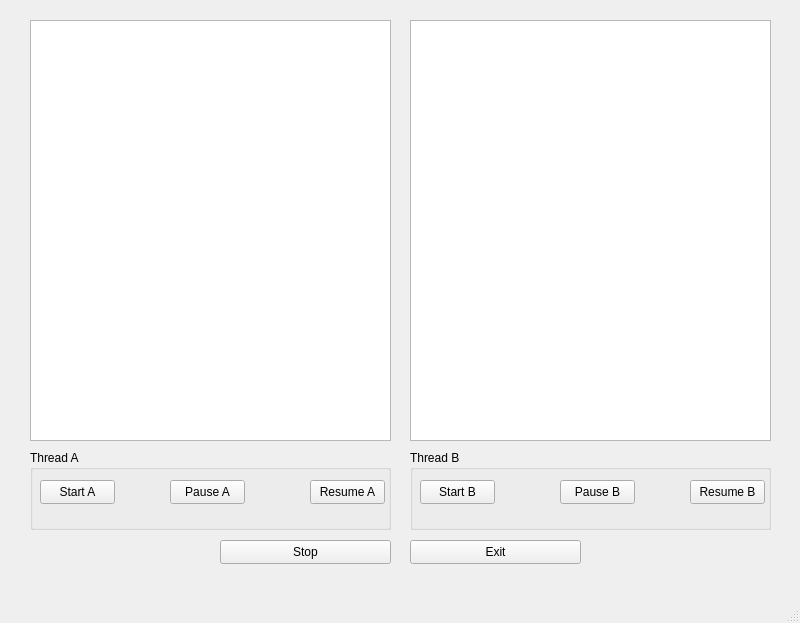
chd1998/fso-qt, file nvst-tio/thread-test-02/mainwindow.ui: the form before one commit.
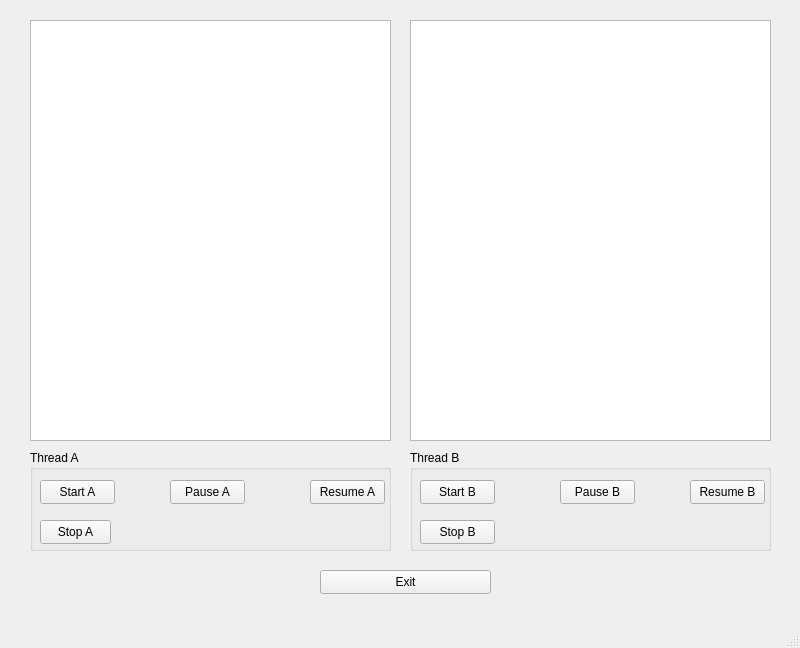
The form after the commit.

```diff
--- a/nvst-tio/thread-test-02/mainwindow.ui
+++ b/nvst-tio/thread-test-02/mainwindow.ui
@@ -7,7 +7,7 @@
     <x>0</x>
     <y>0</y>
     <width>800</width>
-    <height>623</height>
+    <height>648</height>
    </rect>
   </property>
   <property name="windowTitle">
@@ -40,7 +40,7 @@
       <x>30</x>
       <y>450</y>
       <width>361</width>
-      <height>80</height>
+      <height>101</height>
      </rect>
     </property>
     <property name="title">
@@ -85,6 +85,19 @@
       <string>Resume A</string>
      </property>
     </widget>
+    <widget class="QPushButton" name="btn_stopA">
+     <property name="geometry">
+      <rect>
+       <x>10</x>
+       <y>70</y>
+       <width>71</width>
+       <height>24</height>
+      </rect>
+     </property>
+     <property name="text">
+      <string>Stop A</string>
+     </property>
+    </widget>
    </widget>
    <widget class="QGroupBox" name="groupBox_2">
     <property name="geometry">
@@ -92,7 +105,7 @@
       <x>410</x>
       <y>450</y>
       <width>361</width>
-      <height>80</height>
+      <height>101</height>
      </rect>
     </property>
     <property name="title">
@@ -137,25 +150,25 @@
       <string>Resume B</string>
      </property>
     </widget>
-   </widget>
-   <widget class="QPushButton" name="btn_stop">
+    <widget class="QPushButton" name="btn_stopB">
     <property name="geometry">
      <rect>
-      <x>220</x>
-      <y>540</y>
-      <width>171</width>
+       <x>10</x>
+       <y>70</y>
+       <width>75</width>
       <height>24</height>
      </rect>
     </property>
     <property name="text">
-     <string>Stop</string>
-    </property>
+      <string>Stop B</string>
+     </property>
+    </widget>
    </widget>
    <widget class="QPushButton" name="btn_exit">
     <property name="geometry">
      <rect>
-      <x>410</x>
-      <y>540</y>
+      <x>320</x>
+      <y>570</y>
       <width>171</width>
       <height>24</height>
      </rect>
```
Lines whose indentation alone changed are shown as unchanged.
